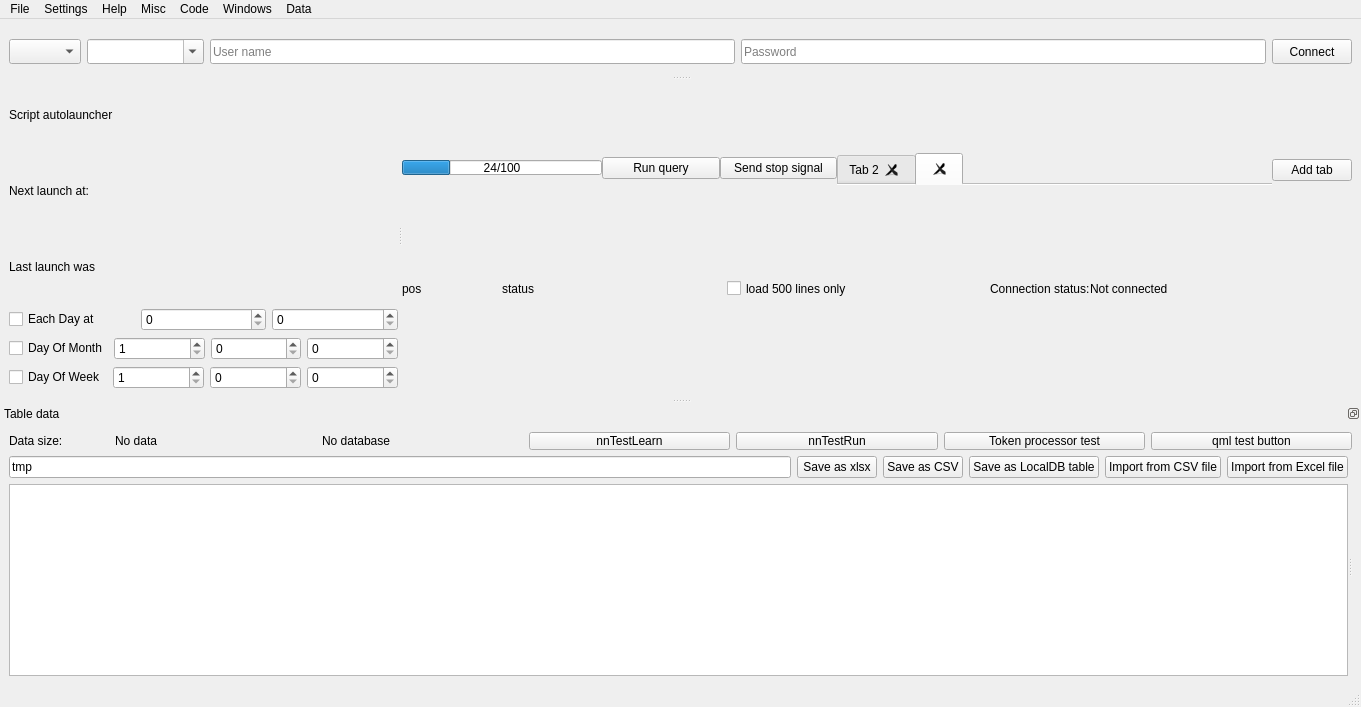
This is DBLoader CMake/loaderwidnow.ui in gfifgfifofich/DB_loader as Qt 5 draws it before an edit. The edited form follows.
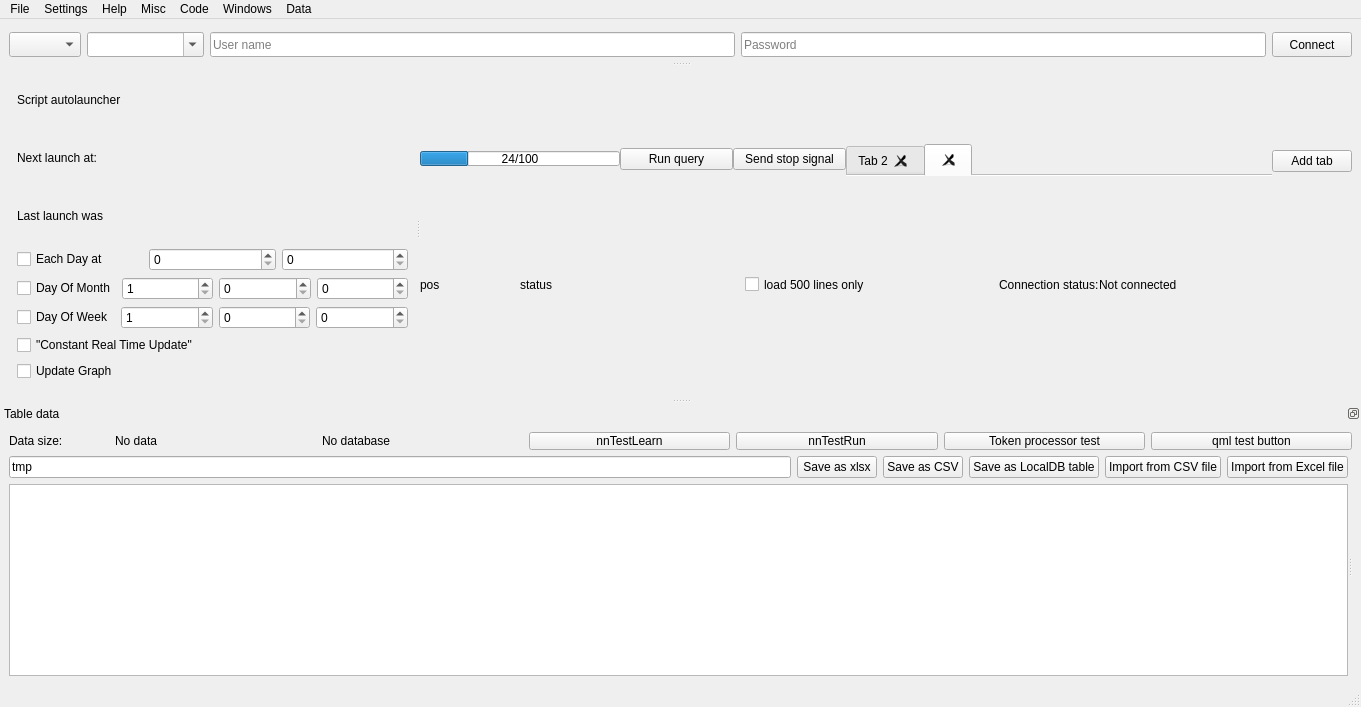
This is the edited form.

Patch:
```diff
--- a/DBLoader CMake/loaderwidnow.ui
+++ b/DBLoader CMake/loaderwidnow.ui
@@ -143,6 +143,18 @@
            <property name="sizeConstraint">
             <enum>QLayout::SizeConstraint::SetNoConstraint</enum>
            </property>
+           <property name="leftMargin">
+            <number>8</number>
+           </property>
+           <property name="topMargin">
+            <number>8</number>
+           </property>
+           <property name="rightMargin">
+            <number>8</number>
+           </property>
+           <property name="bottomMargin">
+            <number>8</number>
+           </property>
            <item>
             <widget class="QLabel" name="timerMainLabel">
              <property name="maximumSize">
@@ -269,6 +281,24 @@
              </item>
             </layout>
            </item>
+           <item>
+            <layout class="QHBoxLayout" name="horizontalLayout_10">
+             <item>
+              <widget class="QCheckBox" name="realTimeUpdatecheckBox">
+               <property name="text">
+                <string>&quot;Constant Real Time Update&quot;</string>
+               </property>
+              </widget>
+             </item>
+            </layout>
+           </item>
+           <item>
+            <widget class="QCheckBox" name="updateGraphCheckBox">
+             <property name="text">
+              <string>Update Graph</string>
+             </property>
+            </widget>
+           </item>
           </layout>
          </item>
         </layout>
```
Left out of the diff: 24 changed lines with no effect on the pictures.
